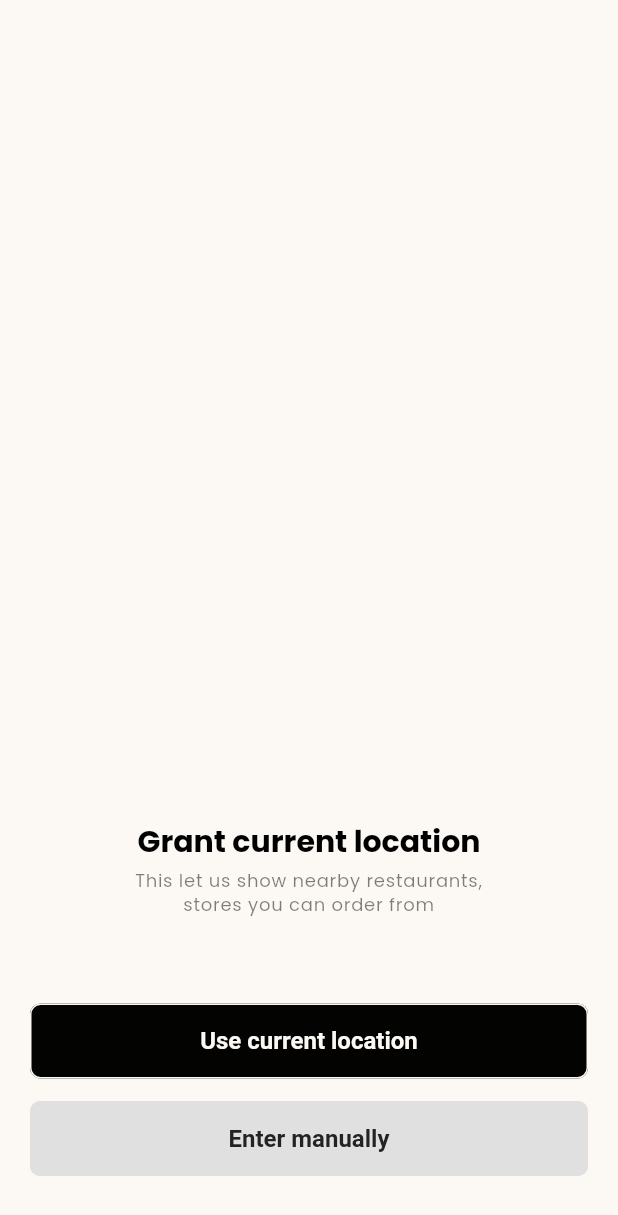
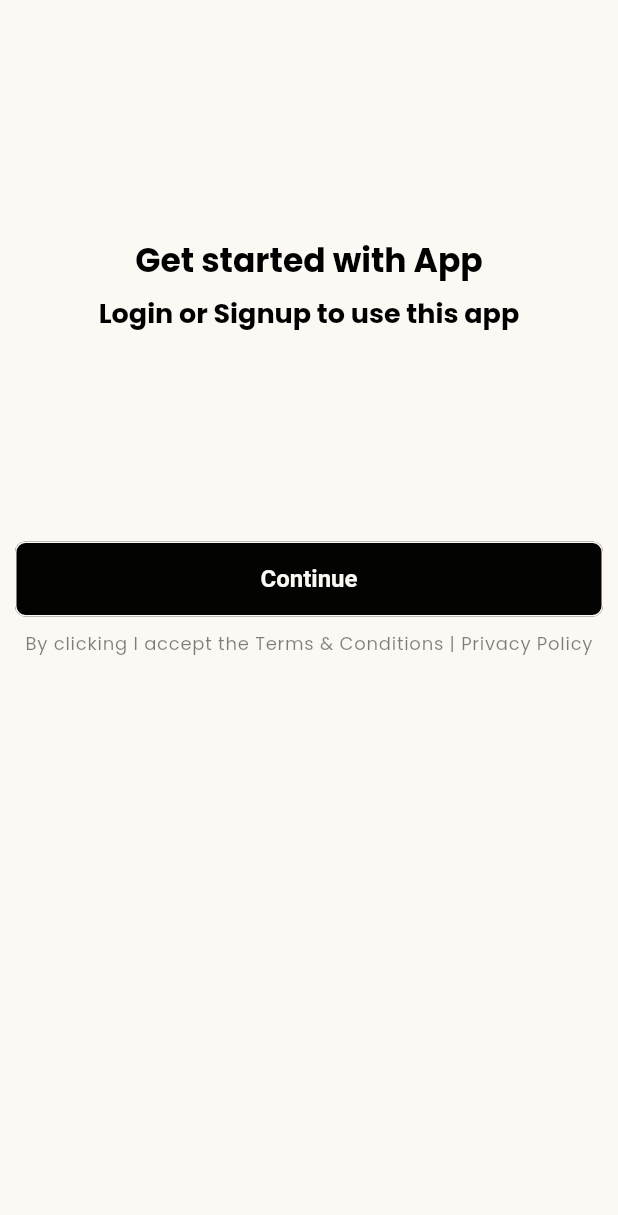
Before and after one commit to vidhanshu37/zesty, a Flutter app: the screen it shows after launch, on a phone screen of 412 x 824 dp. Shown: the top 1215 px of the screen. Run offline on Flutter 3.47's test engine with Material 3 defaults, Android fonts, the phone set to English and light mode, and no system bars.

Commit message:
login_process

```diff
--- a/lib/main.dart
+++ b/lib/main.dart
@@ -1,5 +1,6 @@
 import 'package:flutter/material.dart';
 import 'package:zesty/screens/location_access/locationAccess.dart';
+import 'package:zesty/screens/login_process/signin.dart';
 import 'package:zesty/utils/theme/theme.dart';
 
 import 'myHomePage.dart';
@@ -18,7 +19,7 @@ class MyApp extends StatelessWidget {
       themeMode: ThemeMode.system,
       theme: TAppTheme.lightTheme,
       darkTheme: TAppTheme.darkTheme,
-      home: LocationAccess(),
+      home: signin(),
     );
   }
 }
--- /dev/null
+++ b/lib/screens/login_process/signin.dart
@@ -0,0 +1,86 @@
+import 'package:flutter/cupertino.dart';
+import 'package:flutter/material.dart';
+import 'package:zesty/custom_widget/elevatedButton_cust.dart';
+import 'package:zesty/screens/login_process/otpscreen.dart';
+import 'package:zesty/utils/constants/text_string.dart';
+
+
+class signin extends StatelessWidget{
+  final formkey = GlobalKey<FormState>();
+  String phone = '';
+
+  // void submitForm() {
+  //   if(formkey.currentState?.validate() ?? false){
+  //     ScaffoldMessenger.of(context).showSnackBar(SnackBar(content: Text("Form is valid")));
+  //   } else{
+  //     ScaffoldMessenger.of(context).showSnackBar(SnackBar(content: Text("Form is invalid")));
+  //   }
+  // }
+
+  @override
+  Widget build(BuildContext context) {
+    return Scaffold(
+      body: SingleChildScrollView(
+        child: Padding(
+          padding: const EdgeInsets.all(10.0),
+          child: Form(
+            key: formkey,
+            child: Column(
+              mainAxisAlignment: MainAxisAlignment.center,
+              children: [
+                SizedBox(height: 150,),
+                Text(ZText.startApp,style: Theme.of(context).textTheme.headlineLarge,),
+                const SizedBox(height: 10,),
+                Text(ZText.loginOrSignup,style: Theme.of(context).textTheme.headlineSmall),
+                const SizedBox(height: 40,),
+                // InternationalPhoneNumberInput(onInputChanged: (PhoneNumber number){
+                //   phone = number.phoneNumber ?? '' ;
+                //   print(number.phoneNumber);
+                // },
+                //   selectorConfig: SelectorConfig(
+                //     selectorType: PhoneInputSelectorType.BOTTOM_SHEET,
+                //   ),
+                //   initialValue: PhoneNumber(isoCode: 'IN'),
+                //   maxLength: 10,
+                //   selectorTextStyle: TextStyle(color: Colors.black),
+                //   textFieldController: TextEditingController(),
+                //   formatInput: false,
+                //   cursorColor: Colors.black,
+                //   keyboardType: TextInputType.numberWithOptions(signed: true,decimal: true),
+                //   inputDecoration: InputDecoration(
+                //     fillColor: Color(0xFFFFFFFF),
+                //     focusedBorder: OutlineInputBorder(
+                //         borderRadius: BorderRadius.circular(5),
+                //         borderSide: BorderSide(color: Color(0xFF343848))),
+                //     enabledBorder: OutlineInputBorder(
+                //         borderRadius: BorderRadius.circular(10),
+                //         borderSide: BorderSide(color: Color(0xFF343835))),
+                //     border: OutlineInputBorder(
+                //         borderRadius: BorderRadius.circular(10),
+                //         borderSide:
+                //         BorderSide(color: Color(0xFF343835), width: 2)),
+                //     hintText: "Enter Phone Number",
+                //     hintStyle: TextStyle(color: Colors.black),
+                //   ),
+                //   validator: (value) {
+                //     if(value == null || value.isEmpty){
+                //       return 'Please enter your phone number';
+                //     }
+                //   },
+                // ),
+
+                const SizedBox(height: 100,),
+                ZElevatedButton(title: "Continue", onPress: (){
+                     // Navigator.push(context, MaterialPageRoute(builder: (context) => ,));
+                }),
+
+                const SizedBox(height: 10,),
+                Text(ZText.termsConditions,style: Theme.of(context).textTheme.labelMedium),
+              ],
+            ),
+          ),
+        ),
+      ),
+    );
+  }
+}
--- a/lib/utils/constants/text_string.dart
+++ b/lib/utils/constants/text_string.dart
@@ -1,4 +1,9 @@
 class ZText {
+
+  /// lopgin_process
+  static const String startApp = "Get started with App";
+  static const String loginOrSignup = "Login or Signup to use this app";
+  static const String termsConditions = "By clicking I accept the Terms & Conditions | Privacy Policy";
 
   /// LocationAccess screen
   static const String grantLocation = "Grant current location";
@@ -6,4 +11,6 @@ class ZText {
 
   //Enter manually location
   static const String searchLocation = "Search for location";
+
+
 }
--- a/pubspec.yaml
+++ b/pubspec.yaml
@@ -34,6 +34,7 @@ dependencies:
   # The following adds the Cupertino Icons font to your application.
   # Use with the CupertinoIcons class for iOS style icons.
   cupertino_icons: ^1.0.8
+  intl_phone_field: ^3.2.0
 
 dev_dependencies:
   flutter_test:
```
Also changed, not shown: lib/screens/login_process/otpscreen.dart (added), pubspec.lock.
